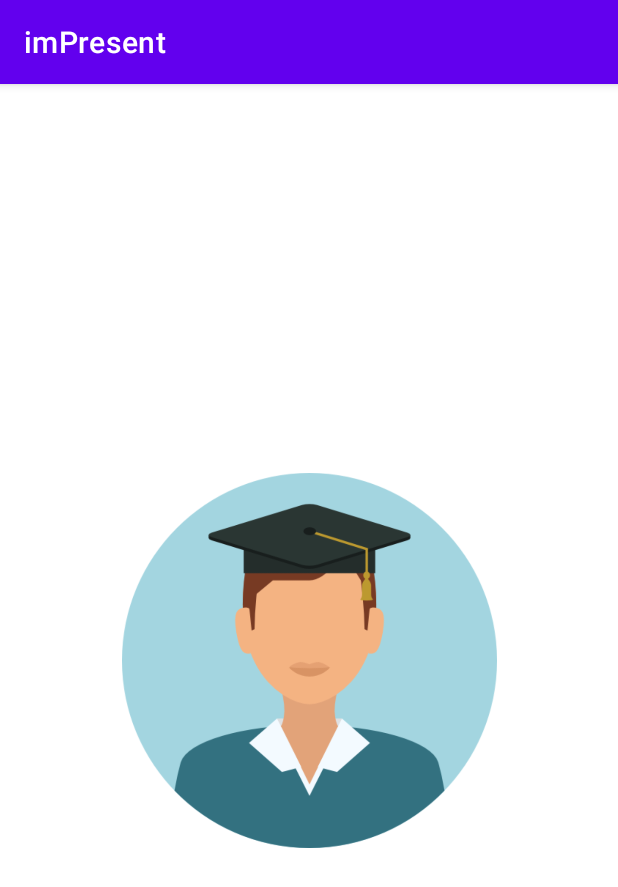
After one commit to VortexDx/imPresent, an Android app: the ShowImage screen opened directly, with no data from a screen before it, on a phone screen of 412 x 824 dp. The commit adds this screen. Shown: the top 887 px of the screen. Run offline under Robolectric (Android 15) with nearby library versions, the phone set to English and light mode, and no system bars; 1 statement that could not run was skipped.

Commit message:
Update 4

```diff
--- a/app/src/main/AndroidManifest.xml
+++ b/app/src/main/AndroidManifest.xml
@@ -6,6 +6,7 @@
     <uses-permission android:name="android.permission.ACCESS_FINE_LOCATION" />
     <uses-permission android:name="android.permission.ACCESS_COARSE_LOCATION" />
     <uses-permission android:name="android.permission.INTERNET" />
+    <uses-permission android:name="android.permission.CAMERA" />
 
     <application
         android:allowBackup="true"
@@ -14,6 +15,9 @@
         android:roundIcon="@mipmap/ic_launcher_round"
         android:supportsRtl="true"
         android:theme="@style/Theme.ImPresent">
+        <activity
+            android:name=".ShowImage"
+            android:exported="false" />
         <activity
             android:name=".StudentGetAttendance"
             android:exported="false" />
--- /dev/null
+++ b/app/src/main/java/com/final_project/impresent/ShowImage.java
@@ -0,0 +1,33 @@
+package com.final_project.impresent;
+
+import androidx.appcompat.app.AppCompatActivity;
+
+import android.content.Intent;
+import android.graphics.Bitmap;
+import android.graphics.BitmapFactory;
+import android.os.Bundle;
+import android.util.Base64;
+import android.util.Log;
+import android.widget.ImageView;
+
+public class ShowImage extends AppCompatActivity {
+
+    @Override
+    protected void onCreate(Bundle savedInstanceState) {
+        super.onCreate(savedInstanceState);
+        setContentView(R.layout.activity_show_image);
+
+        ImageView imageView = findViewById(R.id.imageView_showImage_studentImage);
+
+        Intent incomingIntent = getIntent();
+        String imageString = "";
+        imageString = incomingIntent.getStringExtra("imageString");
+        Log.d("Show Image", imageString);
+        //convert to bitmap from base64 String
+        if(imageString.length()>0) {
+            byte[] decodedString = Base64.decode(imageString, Base64.DEFAULT);
+            Bitmap imageBitmap = BitmapFactory.decodeByteArray(decodedString, 0, decodedString.length);
+            imageView.setImageBitmap(imageBitmap);
+        }
+    }
+}
--- a/app/src/main/res/layout/activity_live_attendance.xml
+++ b/app/src/main/res/layout/activity_live_attendance.xml
@@ -11,6 +11,7 @@
         android:layout_width="200dp"
         android:layout_height="wrap_content"
         android:layout_marginTop="150dp"
+        android:gravity="center"
         android:text="TextView"
         app:layout_constraintEnd_toEndOf="parent"
         app:layout_constraintHorizontal_bias="0.5"
@@ -22,7 +23,7 @@
         android:layout_width="wrap_content"
         android:layout_height="wrap_content"
         android:layout_marginBottom="10dp"
-        android:text="Location"
+        android:text="Your Location"
         android:textStyle="bold"
         app:layout_constraintBottom_toTopOf="@+id/textView_liveAttendance"
         app:layout_constraintStart_toStartOf="@+id/textView_liveAttendance" />
--- a/app/src/main/res/layout/activity_register_student.xml
+++ b/app/src/main/res/layout/activity_register_student.xml
@@ -158,11 +158,11 @@
         android:id="@+id/button_register_student_register"
         android:layout_width="wrap_content"
         android:layout_height="wrap_content"
-        android:layout_marginTop="30dp"
+        android:layout_marginBottom="10dp"
         android:text="Register"
+        app:layout_constraintBottom_toBottomOf="parent"
         app:layout_constraintEnd_toEndOf="@+id/imageView"
-        app:layout_constraintStart_toStartOf="@+id/imageView"
-        app:layout_constraintTop_toBottomOf="@+id/imageButton_register_student_finprint" />
+        app:layout_constraintStart_toStartOf="@+id/imageView" />
 
     <TextView
         android:id="@+id/textView_register_student_email"
--- a/app/src/main/res/layout/activity_register_teacher.xml
+++ b/app/src/main/res/layout/activity_register_teacher.xml
@@ -111,11 +111,11 @@
         android:id="@+id/button_register_teacher_register"
         android:layout_width="wrap_content"
         android:layout_height="wrap_content"
-        android:layout_marginTop="30dp"
+        android:layout_marginBottom="10dp"
         android:text="Register"
+        app:layout_constraintBottom_toBottomOf="parent"
         app:layout_constraintEnd_toEndOf="@+id/imageView_teacher"
-        app:layout_constraintStart_toStartOf="@+id/imageView_teacher"
-        app:layout_constraintTop_toBottomOf="@+id/editText_teacher_register_confirm_password" />
+        app:layout_constraintStart_toStartOf="@+id/imageView_teacher" />
 
     <TextView
         android:id="@+id/textView_register_teacher_email"
--- a/app/src/main/res/layout/activity_register_type.xml
+++ b/app/src/main/res/layout/activity_register_type.xml
@@ -45,8 +45,10 @@
         android:layout_width="wrap_content"
         android:layout_height="wrap_content"
         android:layout_marginTop="15dp"
+        android:layout_marginBottom="10dp"
         android:text="Student"
         android:textStyle="bold|italic"
+        app:layout_constraintBottom_toBottomOf="parent"
         app:layout_constraintEnd_toEndOf="parent"
         app:layout_constraintStart_toStartOf="parent"
         app:layout_constraintTop_toBottomOf="@+id/student_image_button" />
--- /dev/null
+++ b/app/src/main/res/layout/activity_show_image.xml
@@ -0,0 +1,19 @@
+<?xml version="1.0" encoding="utf-8"?>
+<androidx.constraintlayout.widget.ConstraintLayout xmlns:android="http://schemas.android.com/apk/res/android"
+    xmlns:app="http://schemas.android.com/apk/res-auto"
+    xmlns:tools="http://schemas.android.com/tools"
+    android:layout_width="match_parent"
+    android:layout_height="match_parent"
+    tools:context=".ShowImage">
+
+    <ImageView
+        android:id="@+id/imageView_showImage_studentImage"
+        android:layout_width="250dp"
+        android:layout_height="250dp"
+        app:layout_constraintBottom_toBottomOf="parent"
+        app:layout_constraintEnd_toEndOf="parent"
+        app:layout_constraintHorizontal_bias="0.5"
+        app:layout_constraintStart_toStartOf="parent"
+        app:layout_constraintTop_toTopOf="parent"
+        app:srcCompat="@drawable/student_icon" />
+</androidx.constraintlayout.widget.ConstraintLayout>
--- a/app/src/main/res/layout/activity_user_student.xml
+++ b/app/src/main/res/layout/activity_user_student.xml
@@ -55,6 +55,8 @@
         android:layout_height="140dp"
         android:layout_marginStart="40dp"
         android:layout_marginTop="50dp"
+        android:layout_marginEnd="40dp"
+        app:layout_constraintEnd_toStartOf="@+id/imageView_user_student_checkAttendance"
         app:layout_constraintStart_toStartOf="parent"
         app:layout_constraintTop_toBottomOf="@+id/textView_userStudent_name"
         app:srcCompat="@drawable/student_raise_hand" />
--- a/app/src/main/res/layout/activity_user_teacher.xml
+++ b/app/src/main/res/layout/activity_user_teacher.xml
@@ -56,6 +56,8 @@
         android:layout_height="140dp"
         android:layout_marginStart="40dp"
         android:layout_marginTop="50dp"
+        android:layout_marginEnd="40dp"
+        app:layout_constraintEnd_toStartOf="@+id/imageView_user_teacher_getAttendance"
         app:layout_constraintStart_toStartOf="parent"
         app:layout_constraintTop_toBottomOf="@+id/textView_user_teacher_name"
         app:srcCompat="@drawable/student_raise_hand" />
```
Also changed, not shown: app/src/main/java/com/final_project/impresent/MarkPresent.java (+95 -4 lines), app/src/main/java/com/final_project/impresent/ShowTeacherAttendanceDateWise.java (+35 -2 lines), app/src/main/java/com/final_project/impresent/TeacherGetAttendance.java (+30 -4 lines), app/src/main/res/layout/activity_mark_present.xml (+10 -0 lines), app/src/main/res/layout/activity_show_teacher_attendance_date_wise.xml (+10 -0 lines).
